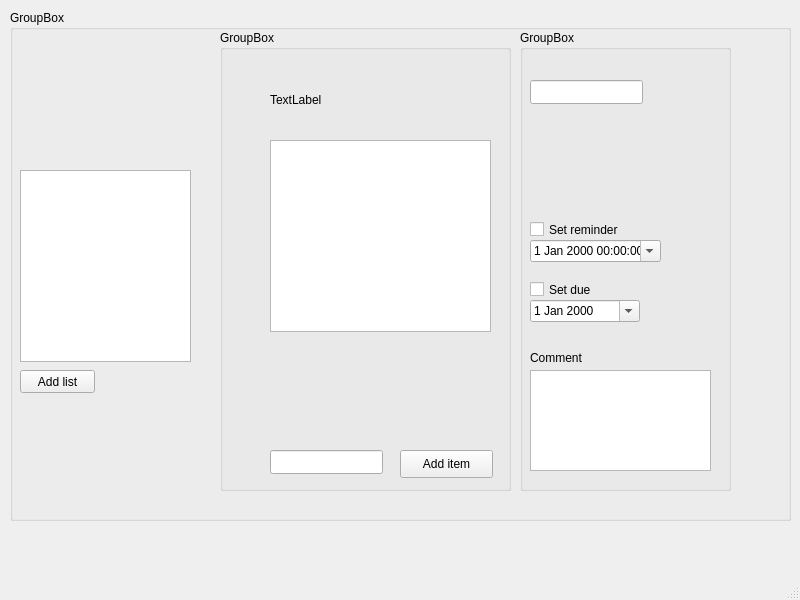
The window that mainwindow.ui (dinayuil/Tokie) describes before a commit, drawn with Qt 5.
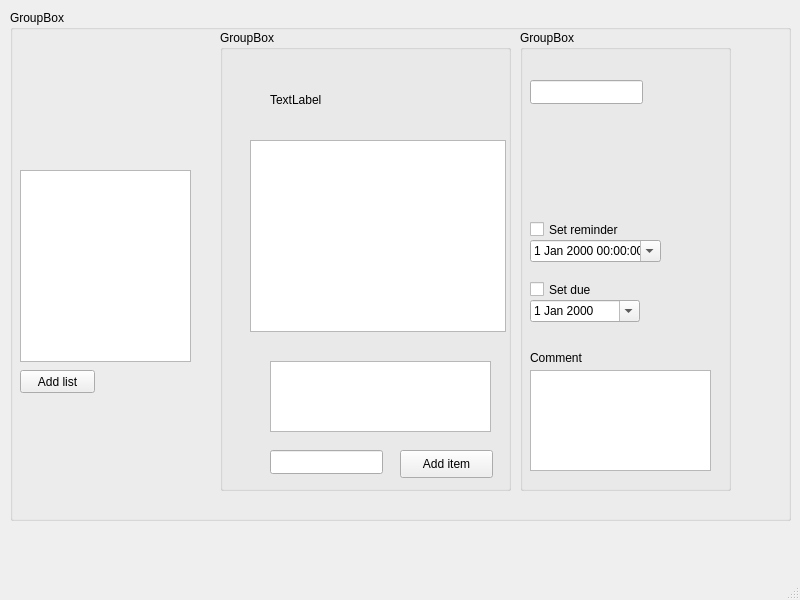
The same window after the commit.

Commit message: use QTableView

The edit to the form file:
```diff
--- a/mainwindow.ui
+++ b/mainwindow.ui
@@ -78,9 +78,9 @@
       <property name="geometry">
        <rect>
         <x>50</x>
-        <y>110</y>
+        <y>331</y>
         <width>221</width>
-        <height>192</height>
+        <height>71</height>
        </rect>
       </property>
       <property name="editTriggers">
@@ -100,6 +100,22 @@
        <string>TextLabel</string>
       </property>
      </widget>
+     <widget class="QTableView" name="taskTableView">
+      <property name="geometry">
+       <rect>
+        <x>30</x>
+        <y>110</y>
+        <width>256</width>
+        <height>192</height>
+       </rect>
+      </property>
+      <attribute name="horizontalHeaderVisible">
+       <bool>false</bool>
+      </attribute>
+      <attribute name="verticalHeaderVisible">
+       <bool>false</bool>
+      </attribute>
+     </widget>
     </widget>
     <widget class="QGroupBox" name="itemDetailsBox">
      <property name="geometry">
```
The commit also changes 1 other file.
